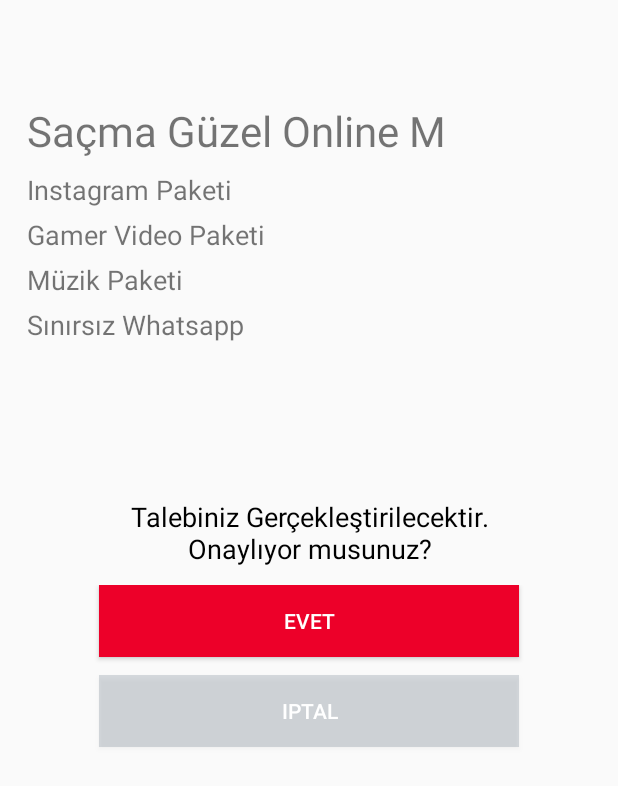
After one commit to gokberkerust/redcrew, an Android app: the layout activity_approval.xml on its own in the app's theme, with its tools: preview values and no code run, on a phone screen of 412 x 824 dp. The commit adds this screen. Shown: the top 786 px of the screen. Run offline under Robolectric (Android 15) with nearby library versions, the phone set to English and light mode, and no system bars.

Commit message:
approval xml

```diff
--- /dev/null
+++ b/app/src/main/res/layout/activity_approval.xml
@@ -0,0 +1,168 @@
+<?xml version="1.0" encoding="utf-8"?>
+<LinearLayout xmlns:android="http://schemas.android.com/apk/res/android"
+              android:orientation="vertical"
+              android:layout_width="match_parent"
+              android:layout_height="match_parent">
+
+    <LinearLayout
+            android:layout_width="match_parent"
+            android:layout_height="320dp"
+            android:id="@+id/charityLayout"
+            android:orientation="vertical"
+            android:visibility="gone"
+            android:gravity="center_horizontal">
+
+        <TextView
+                android:layout_width="wrap_content"
+                android:layout_height="wrap_content"
+                android:id="@+id/charityName"
+                android:textSize="28dp"
+                android:text="Lösev Vakfına"
+                android:layout_marginTop="50dp"/>
+
+        <TextView
+                android:layout_width="wrap_content"
+                android:layout_height="wrap_content"
+                android:id="@+id/charityAmount"
+                android:textSize="32dp"
+                android:textStyle="bold"
+                android:text="5TL"
+                android:layout_marginTop="50dp"/>
+
+
+        <TextView
+                android:layout_width="wrap_content"
+                android:layout_height="wrap_content"
+                android:textSize="28dp"
+                android:text="Bağış Yapılacaktır."
+                android:layout_marginTop="50dp"/>
+
+    </LinearLayout>
+
+    <LinearLayout
+            android:layout_width="match_parent"
+            android:layout_height="320dp"
+            android:id="@+id/smsLayout"
+            android:orientation="vertical"
+            android:visibility="gone"
+            android:gravity="center_horizontal">
+
+        <TextView
+                android:layout_width="wrap_content"
+                android:layout_height="wrap_content"
+                android:id="@+id/smsName"
+                android:textSize="28dp"
+                android:text="Hackathon 2018 için"
+                android:layout_marginTop="50dp"/>
+
+        <TextView
+                android:layout_width="wrap_content"
+                android:layout_height="wrap_content"
+                android:id="@+id/teamName"
+                android:textSize="32dp"
+                android:textStyle="bold"
+                android:text="RED CREW"
+                android:layout_marginTop="50dp"/>
+
+
+        <TextView
+                android:layout_width="wrap_content"
+                android:layout_height="wrap_content"
+                android:textSize="28dp"
+                android:text="takımına SMS yollanıcaktır"
+                android:layout_marginTop="50dp"/>
+
+    </LinearLayout>
+
+    <LinearLayout
+            android:layout_width="match_parent"
+            android:layout_height="320dp"
+            android:id="@+id/tariffLayout"
+            android:orientation="vertical"
+            android:visibility="visible"
+            android:padding="18dp">
+
+        <TextView
+                android:layout_width="wrap_content"
+                android:layout_height="wrap_content"
+                android:id="@+id/tariffName"
+                android:textSize="28dp"
+                android:text="Saçma Güzel Online M"
+                android:layout_marginTop="50dp"/>
+
+        <LinearLayout
+                android:layout_width="match_parent"
+                android:layout_height="wrap_content"
+                android:orientation="vertical">
+
+            <TextView
+                    android:layout_width="wrap_content"
+                    android:layout_height="wrap_content"
+                    android:textSize="18dp"
+                    android:layout_marginTop="8dp"
+                    android:text="Instagram Paketi"/>
+
+            <TextView
+                    android:layout_width="wrap_content"
+                    android:layout_height="wrap_content"
+                    android:textSize="18dp"
+                    android:layout_marginTop="5dp"
+                    android:text="Gamer Video Paketi"/>
+
+            <TextView
+                    android:layout_width="wrap_content"
+                    android:layout_height="wrap_content"
+                    android:textSize="18dp"
+                    android:layout_marginTop="5dp"
+                    android:text="Müzik Paketi"/>
+
+            <TextView
+                    android:layout_width="wrap_content"
+                    android:layout_height="wrap_content"
+                    android:textSize="18dp"
+                    android:layout_marginTop="5dp"
+                    android:text="Sınırsız Whatsapp"/>
+
+        </LinearLayout>
+
+
+    </LinearLayout>
+
+    <TextView
+            android:layout_marginTop="12dp"
+            android:text="Talebiniz Gerçekleştirilecektir.\nOnaylıyor musunuz?"
+            android:textColor="@color/colorblack"
+            android:textSize="18sp"
+            android:gravity="center"
+            android:layout_marginBottom="12dp"
+            android:layout_width="match_parent"
+            android:id="@+id/approval_text"
+            android:layout_height="wrap_content"/>
+
+    <LinearLayout
+            android:id="@+id/approvalButtonLayout"
+            android:layout_width="match_parent"
+            android:layout_height="match_parent"
+            android:orientation="vertical"
+            android:gravity="center_horizontal">
+
+        <Button
+                android:layout_width="280dp"
+                android:layout_height="48dp"
+                android:textColor="@color/colorwhite"
+                android:text="Evet"
+                android:background="@color/red"
+        />
+
+        <Button
+                android:layout_marginTop="12dp"
+                android:layout_width="280dp"
+                android:layout_height="48dp"
+                android:textColor="@color/colorwhite"
+                android:text="iptal"
+                android:background="@color/lightGrey"
+        />
+
+    </LinearLayout>
+
+</LinearLayout>
--- a/app/src/main/res/values/colors.xml
+++ b/app/src/main/res/values/colors.xml
@@ -6,4 +6,8 @@
     <color name="colorblack">#000000</color>
     <color name="colorwhite">#FFFFFF</color>
     <color name="colorgrey">#4d4f51</color>
+    <color name="red">#ed0029</color>
+    <color name="lightGrey">#33445568</color>
+
+
 </resources>
```
